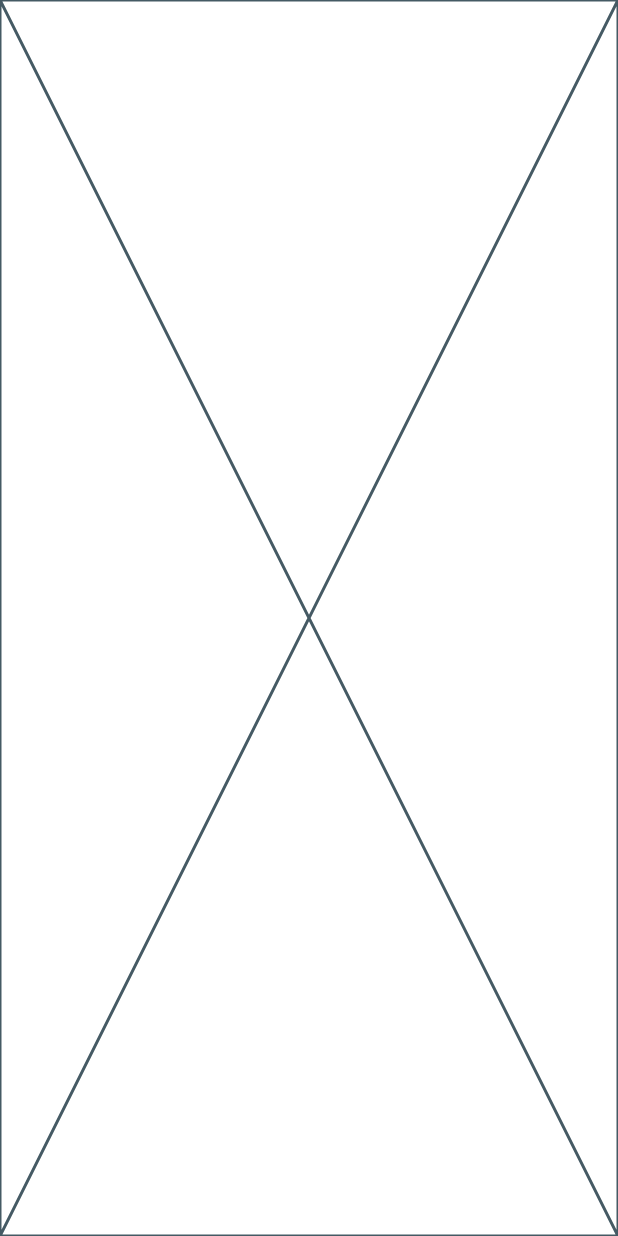
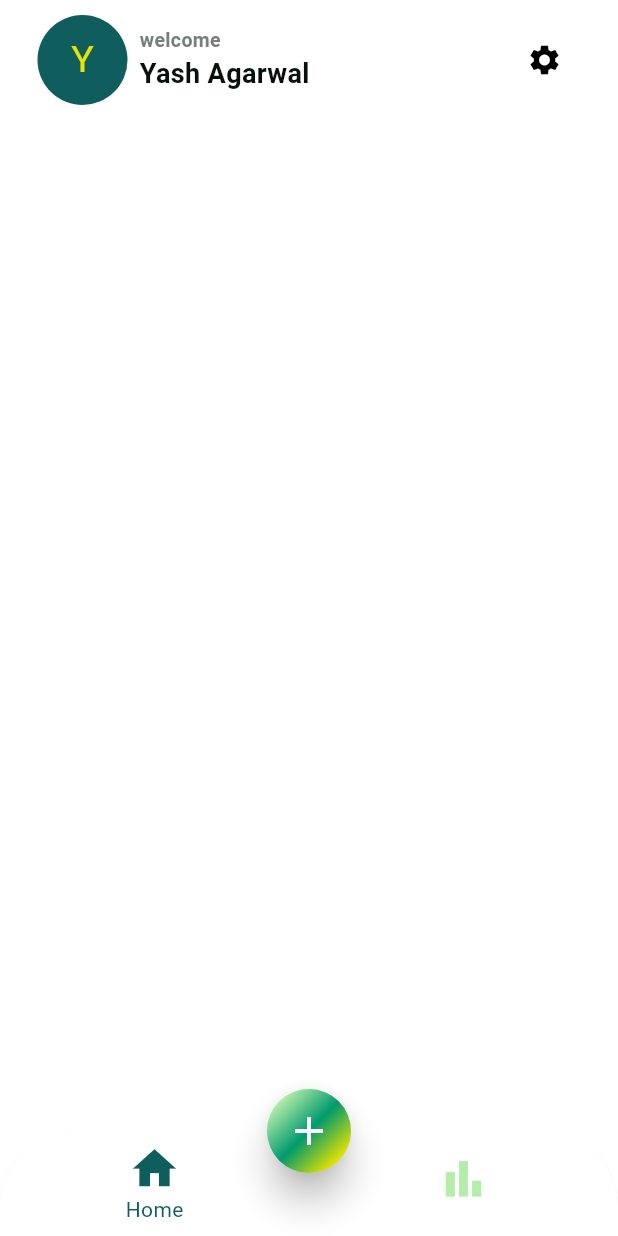
Before and after one commit to Yash05080/IntelliSpend, a Flutter app: the screen it shows after launch, on a phone screen of 412 x 824 dp. Run offline on Flutter 3.47's test engine with Material 3 defaults, Android fonts, the phone set to English and light mode, and no system bars; our stand-ins replace hexcolor.

Commit message:
nav bar and intro bar added

```diff
--- a/lib/main.dart
+++ b/lib/main.dart
@@ -1,5 +1,6 @@
-import 'package:finance_manager_app/pages/HomePage/HomePage.dart';
+import 'package:finance_manager_app/pages/Home/veiws/HomePage.dart';
 import 'package:flutter/material.dart';
+import 'package:hexcolor/hexcolor.dart';
 
 void main() {
   runApp(const MyApp());
@@ -12,10 +13,21 @@ class MyApp extends StatelessWidget {
   @override
   Widget build(BuildContext context) {
     return MaterialApp(
-      title: 'Flutter Demo',
+      debugShowCheckedModeBanner: false,
+      title: 'finance tracker',
       theme: ThemeData(
 
-        colorScheme: ColorScheme.fromSeed(seedColor: Colors.deepPurple),
+
+        colorScheme: ColorScheme.light(
+          background: Color.fromARGB(255, 227, 239, 237),
+          onBackground: HexColor("08100c"), //obsidian
+          primary: HexColor("b3eda9"), //light green
+          secondary: HexColor("009a6e"), //dark green
+          tertiary: HexColor("e8e300"), //yellow
+          outline: HexColor("767f7d"), //dark grey
+
+        ),
+
         useMaterial3: true,
       ),
       home: const MyHomePage(),
--- /dev/null
+++ b/lib/pages/Home/veiws/HomePage.dart
@@ -0,0 +1,77 @@
+import 'dart:math';
+
+import 'package:finance_manager_app/pages/Home/veiws/main_screen.dart';
+import 'package:flutter/material.dart';
+import 'package:flutter/widgets.dart';
+import 'package:hexcolor/hexcolor.dart';
+
+class MyHomePage extends StatefulWidget {
+  const MyHomePage({super.key});
+
+  @override
+  State<MyHomePage> createState() => _MyHomePageState();
+}
+
+class _MyHomePageState extends State<MyHomePage> {
+  @override
+  Widget build(BuildContext context) {
+    return Scaffold(
+      bottomNavigationBar: ClipRRect(
+        borderRadius: BorderRadius.vertical(
+          top: Radius.circular(50),
+        ),
+        child: BottomNavigationBar(
+          backgroundColor: Colors.white,
+          //showSelectedLabels: false,
+          showUnselectedLabels: false,
+          unselectedItemColor: HexColor("b3eda9"),
+          selectedItemColor: HexColor("105d5e"),
+          selectedIconTheme: IconThemeData(size: 25),
+          items: const [
+            BottomNavigationBarItem(
+              icon: Icon(
+                Icons.home,
+                size: 35,
+              ),
+              label: "Home",
+            ),
+            BottomNavigationBarItem(
+              icon: Icon(
+                Icons.bar_chart,
+                size: 35,
+              ),
+              label: "Statistics",
+            ),
+          ],
+        ),
+      ),
+      floatingActionButtonLocation: FloatingActionButtonLocation.centerDocked,
+      floatingActionButton: FloatingActionButton(
+        onPressed: () {},
+        elevation: 10,
+        focusElevation: 0,
+        shape: CircleBorder(),
+        child: Container(
+          height: 100,
+          width: 100,
+          decoration: BoxDecoration(
+            shape: BoxShape.circle,
+            gradient: LinearGradient(
+              colors: [
+                Theme.of(context).colorScheme.primary,
+                Theme.of(context).colorScheme.secondary,
+                Theme.of(context).colorScheme.tertiary,
+              ],
+              transform: GradientRotation(pi / 4),
+            ),
+          ),
+          child: Icon(
+            Icons.add,
+            size: 32,
+          ),
+        ),
+      ),
+      body: MainScreen(),
+    );
+  }
+}
--- /dev/null
+++ b/lib/pages/Home/veiws/main_screen.dart
@@ -0,0 +1,61 @@
+import 'package:flutter/material.dart';
+import 'package:hexcolor/hexcolor.dart';
+
+class MainScreen extends StatefulWidget {
+  const MainScreen({super.key});
+
+  @override
+  State<MainScreen> createState() => _MainScreenState();
+}
+
+class _MainScreenState extends State<MainScreen> {
+  @override
+  Widget build(BuildContext context) {
+    return SafeArea(
+      child: Padding(
+        padding: const EdgeInsets.symmetric(horizontal: 25.0,vertical: 10),
+        child: Column(
+          children: [
+            Row(
+              mainAxisSize: MainAxisSize.max,
+              mainAxisAlignment: MainAxisAlignment.spaceBetween,
+              children: [
+                Row(children:[Container(
+                  height: 60,
+                  width: 60,
+                  decoration: BoxDecoration(
+                      shape: BoxShape.circle, color: HexColor("105d5e")),
+                  child: Center(child: Text("Y",style: TextStyle(color: Theme.of(context).colorScheme.tertiary,fontSize: 25),)),
+                ),
+                SizedBox(
+                  width: 8,
+                ),
+                Column(
+                  crossAxisAlignment: CrossAxisAlignment.start,
+                  children: [
+                    Text(
+                      "welcome",
+                      style: TextStyle(
+                          fontSize: 13,
+                          fontWeight: FontWeight.w600,
+                          color: Theme.of(context).colorScheme.outline),
+                    ),
+                    Text("Yash Agarwal",
+                    style: TextStyle(
+                          fontSize: 18,
+                          fontWeight: FontWeight.bold,
+                          color: Theme.of(context).colorScheme.onBackground),
+                    )
+                  ],
+                ),],),
+                Align(
+                  alignment: Alignment.centerRight,
+                  child: IconButton(onPressed: (){}, icon: Icon(Icons.settings)))
+              ],
+            )
+          ],
+        ),
+      ),
+    );
+  }
+}
--- a/lib/pages/HomePage/HomePage.dart
+++ /dev/null
@@ -1,15 +0,0 @@
-import 'package:flutter/material.dart';
-
-class MyHomePage extends StatefulWidget {
-  const MyHomePage({super.key});
-
-  @override
-  State<MyHomePage> createState() => _MyHomePageState();
-}
-
-class _MyHomePageState extends State<MyHomePage> {
-  @override
-  Widget build(BuildContext context) {
-    return const Placeholder();
-  }
-}
--- a/pubspec.yaml
+++ b/pubspec.yaml
@@ -30,6 +30,7 @@ environment:
 dependencies:
   flutter:
     sdk: flutter
+  hexcolor: ^3.0.1
 
 
   # The following adds the Cupertino Icons font to your application.
```
Also changed, not shown: pubspec.lock.
